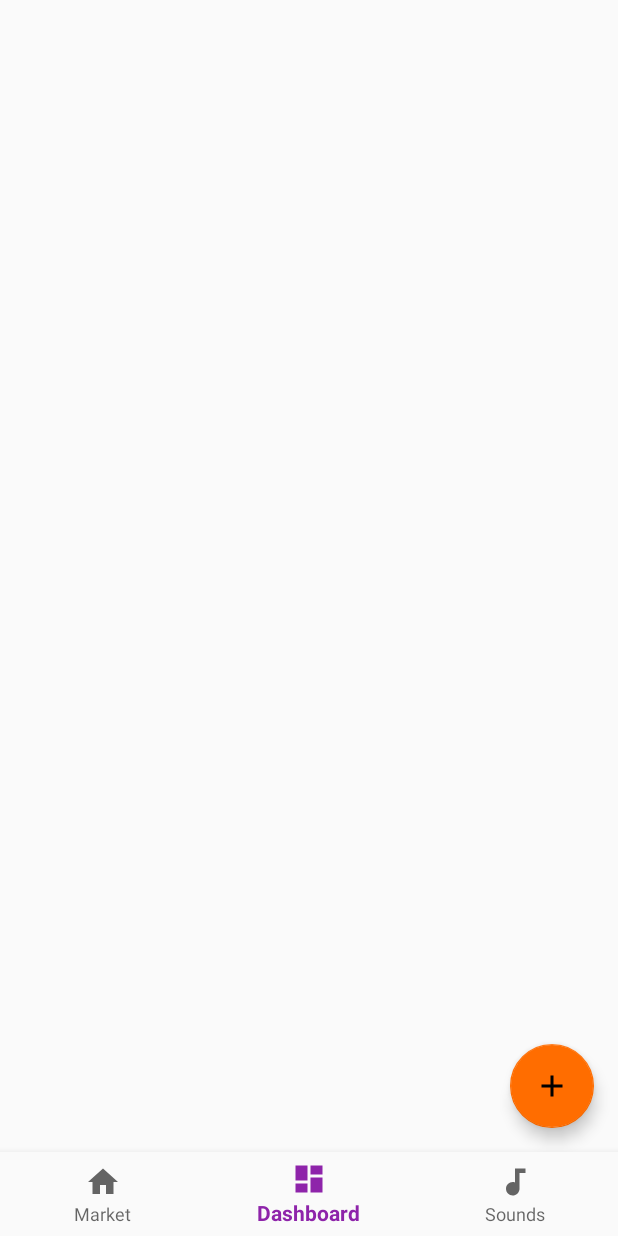
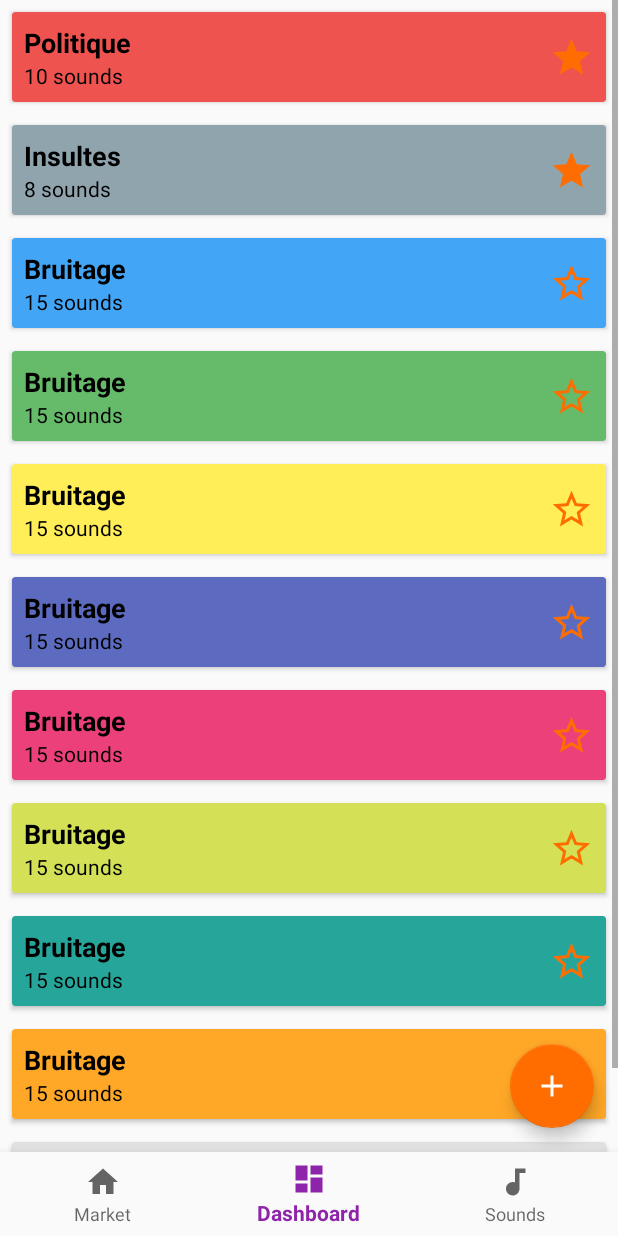
Before and after one commit to Namhto/android-sound-box-maker, an Android app: the screen it shows after launch (HomePageActivity), item 2 of the bottom bar chosen, on a phone screen of 412 x 824 dp. Run offline under Robolectric (Android 15) with nearby library versions, the phone set to English and light mode, and no system bars; our stand-ins replace ButterKnife.

Commit message:
Board list item

```diff
--- a/app/src/main/java/com/maxtho/soundboxmaker/homepage/boardtab/BoardFragment.java
+++ b/app/src/main/java/com/maxtho/soundboxmaker/homepage/boardtab/BoardFragment.java
@@ -10,10 +10,22 @@ import android.view.ViewGroup;
 import android.widget.ListView;
 
 import com.maxtho.soundboxmaker.R;
+import com.maxtho.soundboxmaker.homepage.boardtab.adapter.BoardAdapter;
+import com.maxtho.soundboxmaker.model.entity.Board;
+import com.maxtho.soundboxmaker.model.entity.Color;
+
+import java.util.ArrayList;
+import java.util.List;
+
+import butterknife.BindView;
+import butterknife.ButterKnife;
 
 public class BoardFragment extends Fragment {
 
-    private ListView boardList;
+    @BindView(R.id.board_list)
+    ListView boardList;
+
+    private BoardAdapter adapter;
 
     private OnFragmentInteractionListener mListener;
 
@@ -28,7 +40,26 @@ public class BoardFragment extends Fragment {
 
     @Override
     public View onCreateView(LayoutInflater inflater, ViewGroup container, Bundle savedInstanceState) {
-        return inflater.inflate(R.layout.fragment_board, container, false);
+        View view = inflater.inflate(R.layout.fragment_board, container, false);
+        ButterKnife.bind(this, view);
+
+        List<Board> list = new ArrayList<>();
+        list.add(new Board().setTitle("Politique").setCount(10).setFavorite(true).setColor(Color.RED));
+        list.add(new Board().setTitle("Insultes").setCount(8).setFavorite(true).setColor(Color.BLUE_GREY));
+        list.add(new Board().setTitle("Bruitage").setCount(15).setFavorite(false).setColor(Color.BLUE));
+        list.add(new Board().setTitle("Bruitage").setCount(15).setFavorite(false).setColor(Color.GREEN));
+        list.add(new Board().setTitle("Bruitage").setCount(15).setFavorite(false).setColor(Color.YELLOW));
+        list.add(new Board().setTitle("Bruitage").setCount(15).setFavorite(false).setColor(Color.INDIGO));
+        list.add(new Board().setTitle("Bruitage").setCount(15).setFavorite(false).setColor(Color.PINK));
+        list.add(new Board().setTitle("Bruitage").setCount(15).setFavorite(false).setColor(Color.LIME));
+        list.add(new Board().setTitle("Bruitage").setCount(15).setFavorite(false).setColor(Color.TEAL));
+        list.add(new Board().setTitle("Bruitage").setCount(15).setFavorite(false).setColor(Color.ORANGE));
+        list.add(new Board().setTitle("Bruitage").setCount(15).setFavorite(false).setColor(Color.GREY));
+
+        adapter = new BoardAdapter(getContext(), 0, list);
+        boardList.setAdapter(adapter);
+
+        return view;
     }
 
     @Override
--- /dev/null
+++ b/app/src/main/java/com/maxtho/soundboxmaker/homepage/boardtab/adapter/BoardAdapter.java
@@ -0,0 +1,61 @@
+package com.maxtho.soundboxmaker.homepage.boardtab.adapter;
+
+import android.content.Context;
+import android.graphics.Color;
+import android.support.annotation.NonNull;
+import android.support.annotation.Nullable;
+import android.support.v7.widget.CardView;
+import android.view.LayoutInflater;
+import android.view.View;
+import android.view.ViewGroup;
+import android.widget.ArrayAdapter;
+import android.widget.ImageView;
+import android.widget.TextView;
+
+import com.maxtho.soundboxmaker.R;
+import com.maxtho.soundboxmaker.model.entity.Board;
+
+import java.util.List;
+
+/**
+ * Created by Othman on 15/04/2018.
+ */
+public class BoardAdapter extends ArrayAdapter<Board> {
+
+    private class BoardViewHolder {
+
+        TextView title;
+
+        TextView count;
+
+        ImageView isFavorite;
+    }
+
+    public BoardAdapter(@NonNull Context context, int resource, @NonNull List<Board> objects) {
+        super(context, resource, objects);
+    }
+
+    @NonNull
+    @Override
+    public View getView(int position, @Nullable View convertView, @NonNull ViewGroup parent) {
+        if (convertView == null) {
+            convertView = LayoutInflater.from(getContext()).inflate(R.layout.board_list_item, parent, false);
+        }
+        BoardViewHolder viewHolder = (BoardViewHolder) convertView.getTag();
+        if (viewHolder == null) {
+            viewHolder = new BoardViewHolder();
+            viewHolder.title = convertView.findViewById(R.id.board_title);
+            viewHolder.count = convertView.findViewById(R.id.board_count);
+            viewHolder.isFavorite = convertView.findViewById(R.id.board_favorite);
+            convertView.setTag(viewHolder);
+        }
+
+        Board item = getItem(position);
+        viewHolder.title.setText(item.getTitle());
+        viewHolder.count.setText(String.valueOf(item.getCount()) + " sounds");
+        viewHolder.isFavorite.setImageResource(item.isFavorite() ? R.drawable.ic_star_black_24dp : R.drawable.ic_star_border_black_24dp);
+        ((CardView) convertView.findViewById(R.id.board_list_item_root)).setCardBackgroundColor(Color.parseColor(item.getColor()));
+
+        return convertView;
+    }
+}
--- /dev/null
+++ b/app/src/main/java/com/maxtho/soundboxmaker/model/entity/Board.java
@@ -0,0 +1,52 @@
+package com.maxtho.soundboxmaker.model.entity;
+
+/**
+ * Created by Othman on 15/04/2018.
+ */
+
+public class Board {
+
+    private String title;
+
+    private int count;
+
+    private boolean favorite;
+
+    private String color = Color.BLUE_GREY;
+
+    public String getTitle() {
+        return title;
+    }
+
+    public Board setTitle(String title) {
+        this.title = title;
+        return this;
+    }
+
+    public int getCount() {
+        return count;
+    }
+
+    public Board setCount(int count) {
+        this.count = count;
+        return this;
+    }
+
+    public boolean isFavorite() {
+        return favorite;
+    }
+
+    public Board setFavorite(boolean favorite) {
+        this.favorite = favorite;
+        return this;
+    }
+
+    public String getColor() {
+        return color;
+    }
+
+    public Board setColor(String color) {
+        this.color = color;
+        return this;
+    }
+}
--- /dev/null
+++ b/app/src/main/java/com/maxtho/soundboxmaker/model/entity/Color.java
@@ -0,0 +1,30 @@
+package com.maxtho.soundboxmaker.model.entity;
+
+/**
+ * Created by Othman on 15/04/2018.
+ */
+
+public final class Color {
+
+    public final static String RED = "#ef5350";
+
+    public final static String PINK = "#ec407a";
+
+    public final static String INDIGO = "#5c6bc0";
+
+    public final static String BLUE = "#42a5f5";
+
+    public final static String TEAL = "#26a69a";
+
+    public final static String GREEN = "#66bb6a";
+
+    public final static String LIME = "#d4e157";
+
+    public final static String YELLOW = "#ffee58";
+
+    public final static String ORANGE = "#ffa726";
+
+    public final static String GREY = "#e0e0e0";
+
+    public final static String BLUE_GREY = "#90a4ae";
+}
--- /dev/null
+++ b/app/src/main/res/drawable/ic_star_black_24dp.xml
@@ -0,0 +1,9 @@
+<vector xmlns:android="http://schemas.android.com/apk/res/android"
+        android:width="24dp"
+        android:height="24dp"
+        android:viewportWidth="24.0"
+        android:viewportHeight="24.0">
+    <path
+        android:fillColor="#FF000000"
+        android:pathData="M12,17.27L18.18,21l-1.64,-7.03L22,9.24l-7.19,-0.61L12,2 9.19,8.63 2,9.24l5.46,4.73L5.82,21z"/>
+</vector>
--- /dev/null
+++ b/app/src/main/res/drawable/ic_star_border_black_24dp.xml
@@ -0,0 +1,9 @@
+<vector xmlns:android="http://schemas.android.com/apk/res/android"
+        android:width="24dp"
+        android:height="24dp"
+        android:viewportWidth="24.0"
+        android:viewportHeight="24.0">
+    <path
+        android:fillColor="#FF000000"
+        android:pathData="M22,9.24l-7.19,-0.62L12,2 9.19,8.63 2,9.24l5.46,4.73L5.82,21 12,17.27 18.18,21l-1.63,-7.03L22,9.24zM12,15.4l-3.76,2.27 1,-4.28 -3.32,-2.88 4.38,-0.38L12,6.1l1.71,4.04 4.38,0.38 -3.32,2.88 1,4.28L12,15.4z"/>
+</vector>
--- /dev/null
+++ b/app/src/main/res/layout/board_list_item.xml
@@ -0,0 +1,55 @@
+<?xml version="1.0" encoding="utf-8"?>
+<LinearLayout xmlns:android="http://schemas.android.com/apk/res/android"
+    xmlns:app="http://schemas.android.com/apk/res-auto"
+    android:layout_width="match_parent"
+    android:layout_height="wrap_content">
+
+    <android.support.v7.widget.CardView
+        android:layout_width="match_parent"
+        android:layout_height="wrap_content"
+        android:layout_margin="@dimen/list_item_margin"
+        android:clickable="true"
+        android:focusable="true"
+        app:cardBackgroundColor="#6a89cc"
+        app:cardCornerRadius="@dimen/cardview_default_radius"
+        app:contentPadding="@dimen/list_item_padding"
+        android:id="@+id/board_list_item_root">
+
+        <android.support.constraint.ConstraintLayout
+            android:layout_width="match_parent"
+            android:layout_height="wrap_content">
+
+            <TextView
+                android:id="@+id/board_title"
+                android:layout_width="0dp"
+                android:layout_height="wrap_content"
+                android:fontFamily="sans-serif"
+                android:text="Board name"
+                android:textColor="@android:color/black"
+                android:textSize="18sp"
+                android:textStyle="bold"
+                app:layout_constraintTop_toTopOf="parent" />
+
+            <TextView
+                android:id="@+id/board_count"
+                android:layout_width="0dp"
+                android:layout_height="wrap_content"
+                android:text="X sounds"
+                android:textColor="@android:color/black"
+                app:layout_constraintTop_toBottomOf="@+id/board_title" />
+
+            <ImageView
+                android:id="@+id/board_favorite"
+                android:layout_width="30dp"
+                android:layout_height="30dp"
+                android:background="?attr/selectableItemBackgroundBorderless"
+                android:src="@drawable/ic_star_border_black_24dp"
+                android:tint="@color/colorAccent"
+                app:layout_constraintBottom_toBottomOf="parent"
+                app:layout_constraintRight_toRightOf="parent"
+                app:layout_constraintTop_toTopOf="parent" />
+
+        </android.support.constraint.ConstraintLayout>
+    </android.support.v7.widget.CardView>
+
+</LinearLayout>
--- a/app/src/main/res/layout/fragment_board.xml
+++ b/app/src/main/res/layout/fragment_board.xml
@@ -8,9 +8,8 @@
     <ListView
         android:layout_width="match_parent"
         android:layout_height="match_parent"
-        android:id="@+id/boardList">
-
-    </ListView>
+        android:id="@+id/board_list"
+        android:divider="#00000000" />
 
     <android.support.design.widget.FloatingActionButton
         android:layout_width="wrap_content"
@@ -21,6 +20,7 @@
         app:layout_constraintBottom_toBottomOf="parent"
         app:layout_constraintRight_toRightOf="parent"
         android:layout_margin="@dimen/fab_margin"
-        android:src="@drawable/ic_add_black_24dp"/>
+        android:src="@drawable/ic_add_black_24dp"
+        android:tint="@android:color/white"/>
 
 </android.support.constraint.ConstraintLayout>
--- a/app/src/main/res/values/dimens.xml
+++ b/app/src/main/res/values/dimens.xml
@@ -3,4 +3,6 @@
     <dimen name="activity_horizontal_margin">16dp</dimen>
     <dimen name="activity_vertical_margin">16dp</dimen>
     <dimen name="fab_margin">16dp</dimen>
+    <dimen name="list_item_margin">8dp</dimen>
+    <dimen name="list_item_padding">8dp</dimen>
 </resources>
```
